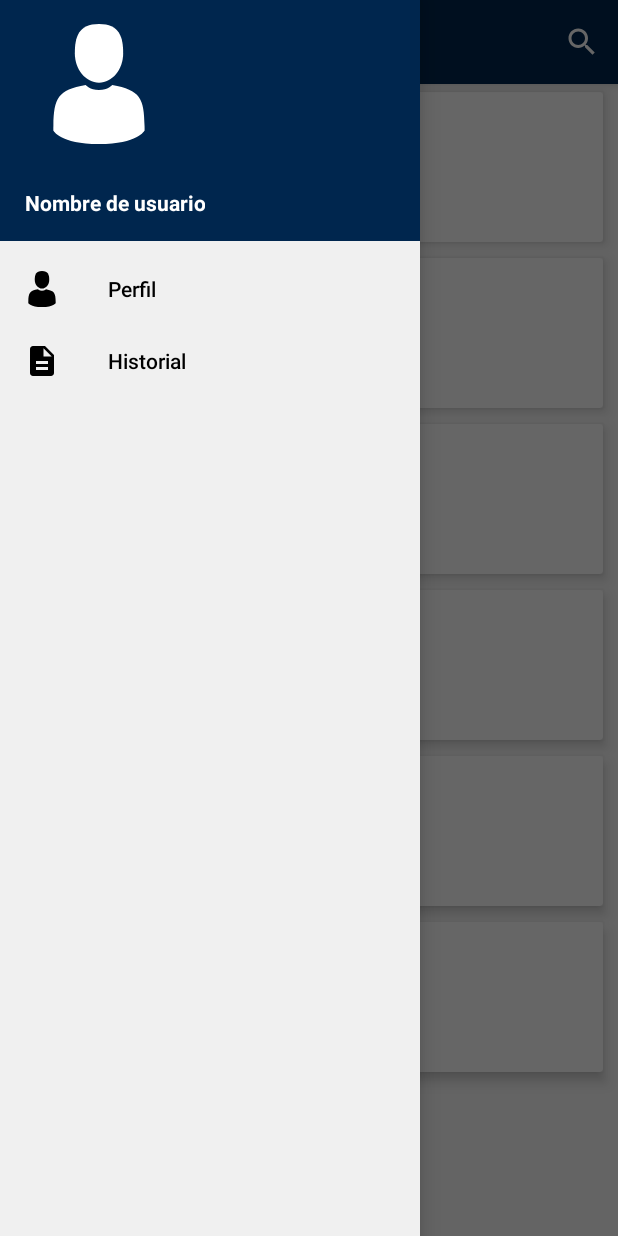
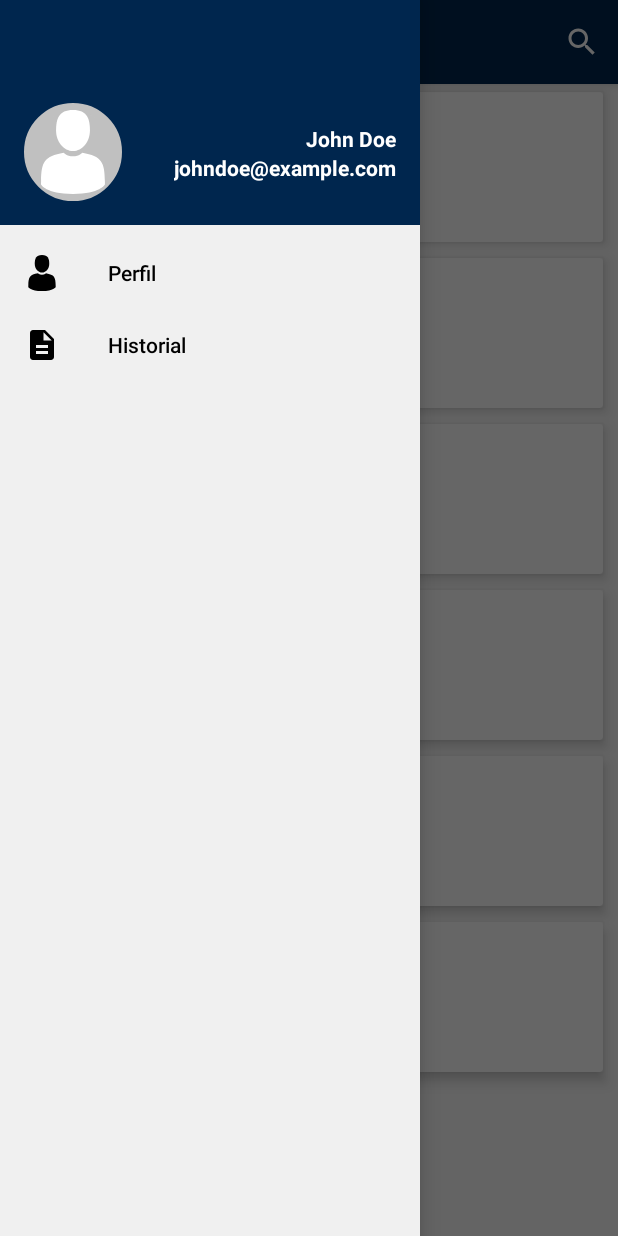
Before and after one commit to kiup/CEC, an Android app: the ComputerCenterActivity screen opened directly, with no data from a screen before it, with the side drawer open, on a phone screen of 412 x 824 dp. Run offline under Robolectric (Android 15) with nearby library versions, the phone set to English and light mode, and no system bars.

Commit message:
Se modifico el header del menu

```diff
--- /dev/null
+++ b/app/src/main/res/drawable/border.xml
@@ -0,0 +1,8 @@
+<?xml version="1.0" encoding="UTF-8"?>
+<shape xmlns:android="http://schemas.android.com/apk/res/android">
+    <solid android:color="#c0c0c0" />
+    <stroke android:width="5dp" android:color="#c0c0c0" />
+    <corners android:radius="40dp" />
+    <padding android:left="5dp" android:top="5dp" android:right="5dp"
+        android:bottom="5dp" />
+</shape>
--- a/app/src/main/res/drawable/ic_man_user_white.xml
+++ b/app/src/main/res/drawable/ic_man_user_white.xml
@@ -1,5 +1,5 @@
-<vector android:height="24dp" android:viewportHeight="350.0"
-    android:viewportWidth="350.0" android:width="24dp" xmlns:android="http://schemas.android.com/apk/res/android">
+<vector android:height="15dp" android:viewportHeight="350.0"
+    android:viewportWidth="350.0" android:width="15dp" xmlns:android="http://schemas.android.com/apk/res/android">
     <path android:fillColor="#ffffff" android:pathData="M175,171.2c38.9,0 70.5,-38.3 70.5,-85.6C245.5,38.3 235.1,0 175,0s-70.5,38.3 -70.5,85.6C104.5,132.9 136.1,171.2 175,171.2z"/>
     <path android:fillColor="#ffffff" android:pathData="M41.9,301.9C41.9,299 41.9,301 41.9,301.9L41.9,301.9z"/>
     <path android:fillColor="#ffffff" android:pathData="M308.1,304.1C308.1,303.3 308.1,298.6 308.1,304.1L308.1,304.1z"/>
--- a/app/src/main/res/layout/header_navigation.xml
+++ b/app/src/main/res/layout/header_navigation.xml
@@ -1,7 +1,7 @@
 <?xml version="1.0" encoding="utf-8"?>
-<LinearLayout xmlns:android="http://schemas.android.com/apk/res/android"
+<RelativeLayout xmlns:android="http://schemas.android.com/apk/res/android"
     android:layout_width="match_parent"
-    android:layout_height="match_parent"
+    android:layout_height="150dp"
     android:background="@color/colorPrimary"
     android:orientation="vertical"
     android:gravity="bottom"
@@ -13,8 +13,10 @@
 
     <ImageView
         android:id="@+id/img_user"
-        android:layout_width="100dp"
-        android:layout_height="80dp"
+        android:layout_marginTop="15dp"
+        android:layout_width="65dp"
+        android:layout_height="65dp"
+        android:background="@drawable/border"
         android:src="@drawable/ic_man_user_white"
         android:scaleType="fitCenter"/>
 
@@ -23,13 +25,22 @@
         android:layout_width="wrap_content"
         android:layout_height="wrap_content"
         android:layout_alignParentEnd="true"
-        android:layout_below="@+id/img_user"
         android:layout_marginTop="29dp"
-        android:gravity="right"
         android:text="@string/name_user"
         android:textColor="#fff"
         android:textSize="14sp"
         android:textStyle="bold"
         android:textAppearance="@style/TextAppearance.AppCompat.Body1" />
+    <TextView
+        android:id="@+id/email"
+        android:layout_width="wrap_content"
+        android:layout_height="wrap_content"
+        android:layout_alignParentEnd="true"
+        android:layout_below="@id/user"
+        android:text="@string/name_email"
+        android:textColor="#fff"
+        android:textSize="14sp"
+        android:textStyle="bold"
+        android:textAppearance="@style/TextAppearance.AppCompat.Body1" />
 
-</LinearLayout>
+</RelativeLayout>
--- a/app/src/main/res/values/strings.xml
+++ b/app/src/main/res/values/strings.xml
@@ -37,5 +37,6 @@
     <string name="action_example">Example action</string>
     <string name="navigation_item_profile">Perfil</string>
     <string name="navigation_item_history">Historial</string>
-    <string name="name_user">Nombre de usuario</string>
+    <string name="name_user">John Doe</string>
+    <string name="name_email">johndoe@example.com</string>
 </resources>
```
